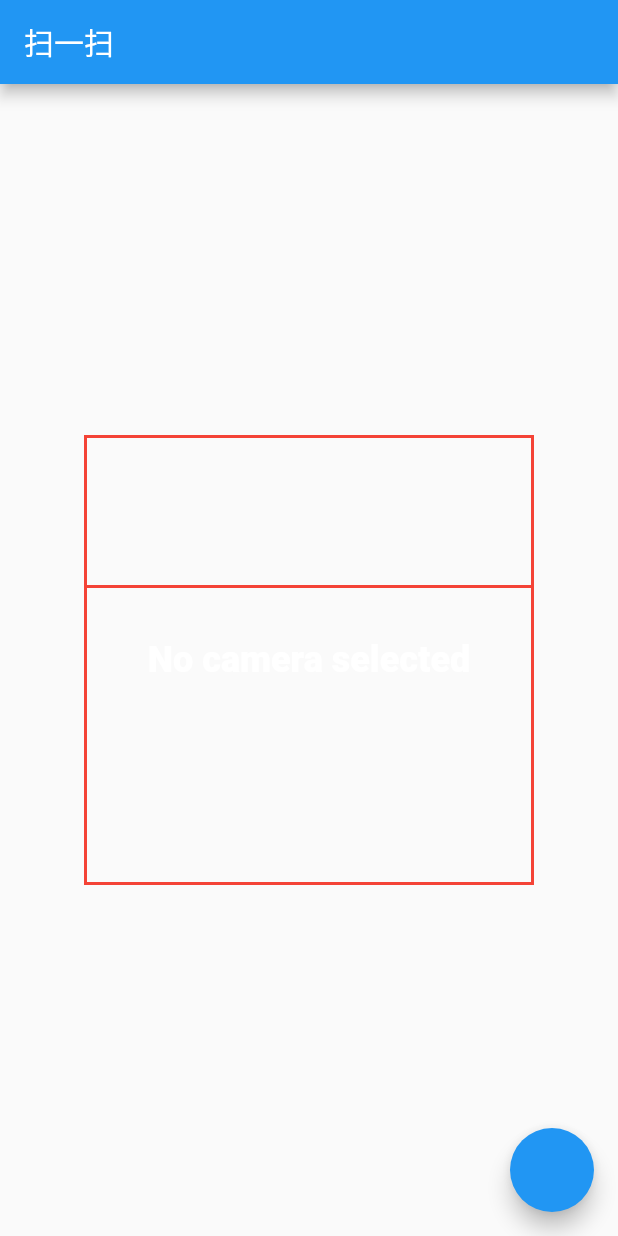
After one commit to manmanking/flutter-wechat, a Flutter app: the screen it shows after launch, item 3 of the bottom bar chosen, after a tap on "扫一扫", on a phone screen of 412 x 824 dp. The commit adds this screen. Run offline on Flutter 3.47's test engine with Material 2 defaults, Android fonts, the phone set to English and light mode, and no system bars; missing offline and left inert: fast_qr_reader_view; statements that could not run were skipped.

Commit message:
添加二维码扫描 未完成

```diff
--- a/wechatflutter/lib/CollectionView/CollectionHomeView.dart
+++ b/wechatflutter/lib/CollectionView/CollectionHomeView.dart
@@ -1,4 +1,5 @@
 import 'package:flutter/material.dart';
+import 'dart:ui';
 import 'package:flutter/foundation.dart';
 import 'package:flutter/cupertino.dart';
 import 'package:wechatflutter/Util/UIData.dart';
--- a/wechatflutter/lib/DiscoverView.dart
+++ b/wechatflutter/lib/DiscoverView.dart
@@ -1,4 +1,5 @@
 import 'package:flutter/material.dart';
+import 'QRCodeHome/QRCodeHomeView.dart';
 class DiscoverView extends StatefulWidget{
   @override
   _DiscoverViewState createState() => new _DiscoverViewState();
@@ -31,6 +32,22 @@ class _DiscoverViewState extends State {
                 child: new ListTile(
                   leading: new Icon(Icons.scanner),
                   title: new Text("扫一扫"),
+                  onTap: (){
+                    Navigator.of(context).push(
+                      MaterialPageRoute(builder: (context){
+                        return QRCodeHomeView();
+                      })
+
+                    );
+                  },
+                  /*
+                  * Navigator.of(context).push(
+                   MaterialPageRoute(builder: (context){
+                     return CollectionHomeView();
+                   })
+                 );
+                  *
+                  * */
 
                 ),
               ),
--- /dev/null
+++ b/wechatflutter/lib/QRCodeHome/QRCodeHomeView.dart
@@ -0,0 +1,230 @@
+import 'package:flutter/material.dart';
+import 'dart:async';
+import 'package:fast_qr_reader_view/fast_qr_reader_view.dart';
+
+List<CameraDescription> cameras;
+
+class QRCodeHomeView extends StatefulWidget {
+
+  @override
+  State<StatefulWidget> createState() {
+    // TODO: implement createState
+    return _QRCodeHomeViewState();
+  }
+
+}
+
+class _QRCodeHomeViewState extends State<QRCodeHomeView> with SingleTickerProviderStateMixin{
+
+  QRReaderController controller;
+
+  final GlobalKey<ScaffoldState> _scaffoldKey = new GlobalKey<ScaffoldState>();
+  AnimationController animationController;
+
+  Animation<double> verticalPosition;
+
+  @override
+  Widget build(BuildContext context) {
+    // TODO: implement build
+
+    return new MaterialApp(
+          home: new Scaffold(
+            key: _scaffoldKey,
+            appBar: new AppBar(
+              title: const Text("扫一扫"),
+
+            ),
+            floatingActionButton: FloatingActionButton(
+                onPressed:(){
+                  showInSnackBar(" this  is debug info ");
+
+                }
+            ),
+            body: new Stack(
+              children: <Widget>[
+                new Container(
+                  child: new Padding(
+                      padding: const EdgeInsets.all(0.0),
+                      child: new Center(
+                        child: _cameraPreviewWidget(),
+                      ),
+                  ),
+
+                ),
+                Center(
+                  child: Stack(
+                    children: <Widget>[
+                      SizedBox(
+                        height: 300.0,
+                        width: 300.0,
+                        child: Container(
+                          decoration: BoxDecoration(
+                            border: Border.all(color: Colors.red,width: 2.0)
+                          ),
+                        ),
+                      ),
+                      Positioned(
+                          top: verticalPosition.value,
+                          child: Container(
+                           width: 300.0,
+                           height: 2.0,
+                           color: Colors.red,
+                          )
+                      )
+
+                    ],
+                  ),
+
+                )
+              ],
+            )
+            ,
+          ),
+    );
+//    return new Scaffold(
+//      appBar: new AppBar(title: new Text("扫一扫"),),
+//      floatingActionButton: new FlatButton(
+//          onPressed:(){
+//            shows
+//          },
+//          child:
+//      ),
+//      body: new ListTile(
+//        title: new Text("扫一扫"),
+//
+//
+//        /*
+//        *  CupertinoSliverNavigationBar(
+//                border: Border(bottom: BorderSide.none),
+//                backgroundColor: CupertinoColors.white,
+//                largeTitle: Row(
+//                  mainAxisAlignment: MainAxisAlignment.spaceBetween,
+//                  children: <Widget>[
+//                    Text(UIData.appName),
+//                    Padding(
+//                      padding: const EdgeInsets.only(right: 16.0),
+//                      child: CircleAvatar(
+//                        radius: 15.0,
+//                        backgroundColor: CupertinoColors.black,
+//                        child: FlutterLogo(
+//                          size: 15.0,
+//                          colors: Colors.yellow,
+//                        ),
+//                      ),
+//                    )
+//                  ],
+//                ),
+//              ),
+//        *
+//        *
+//        *
+//        *
+//        * */
+//
+//
+//
+//      ),
+//    );
+  }
+
+  @override
+  void initState() async {
+    // TODO: implement initState
+    super.initState();
+
+    try {
+      cameras = await availableCameras();
+    } on QRReaderException catch (e){
+      //Error(e.code,e.description);
+      //print('Error: $(e.code)\nError Message: $(e.description)');
+    }
+
+    animationController = new AnimationController(
+        vsync: this ,
+        duration: new Duration(seconds: 3),
+    );
+    animationController.addListener((){
+      this.setState((){});
+    });
+    animationController.forward();
+    verticalPosition = Tween(begin: 0.0 ,end: 300.0).animate(CurvedAnimation(parent: animationController, curve: Curves.linear))
+//    verticalPosition = Tween<double>(begin: 0.0, end: 300.0).animate(
+//        CurvedAnimation(parent: animationController, curve: Curves.linear))
+      ..addStatusListener((state) {
+        if (state == AnimationStatus.completed) {
+          animationController.reverse();
+        } else if (state == AnimationStatus.dismissed) {
+          animationController.forward();
+        }
+      });
+    onNewCameraSelected(cameras[0]);
+
+  }
+
+  /// Display the preview from the camera (or a message if the preview is not available).
+  Widget _cameraPreviewWidget() {
+    if (controller == null || !controller.value.isInitialized) {
+      return const Text(
+        'No camera selected',
+        style: const TextStyle(
+          color: Colors.white,
+          fontSize: 24.0,
+          fontWeight: FontWeight.w900,
+        ),
+      );
+    } else {
+      return new AspectRatio(
+        aspectRatio: controller.value.aspectRatio,
+        child: new QRReaderPreview(controller),
+      );
+    }
+  }
+
+  void onCodeRead(dynamic value) {
+    showInSnackBar(value.toString());
+    // ... do something
+    // wait 5 seconds then start scanning again.
+    new Future.delayed(const Duration(seconds: 5), controller.startScanning);
+  }
+
+
+
+
+  void onNewCameraSelected(CameraDescription cameraDescription)async {
+    if (controller != null) {
+      await controller.dispose();
+    }
+    controller = new QRReaderController(cameraDescription, ResolutionPreset.low,
+        [CodeFormat.qr, CodeFormat.pdf417], onCodeRead);
+
+    // If the controller is updated then update the UI.
+    controller.addListener(() {
+      if (mounted) setState(() {});
+      if (controller.value.hasError) {
+        showInSnackBar('Camera error ${controller.value.errorDescription}');
+      }
+    });
+
+    try {
+      await controller.initialize();
+    } on QRReaderException catch (e) {
+      //print('Error: $(e.code)\nError Message: $(e.description)');
+      //logError(e.code, e.description);
+      showInSnackBar('Error: ${e.code}\n${e.description}');
+    }
+
+    if (mounted) {
+      setState(() {});
+      controller.startScanning();
+    }
+
+
+
+  }
+
+  void showInSnackBar(String message) {
+    _scaffoldKey.currentState
+        .showSnackBar(new SnackBar(content: new Text(message)));
+  }
+
+}
--- a/wechatflutter/lib/main.dart
+++ b/wechatflutter/lib/main.dart
@@ -1,9 +1,33 @@
 import 'package:flutter/material.dart';
+import 'package:fast_qr_reader_view/fast_qr_reader_view.dart';
+import 'dart:async';
 import 'HomeView.dart';
 import 'DiscoverView.dart';
 import 'ContactView.dart';
 import 'MineView.dart';
-void main() => runApp(MyApp());
+
+
+//List<CameraDescription> cameras;
+
+
+void main() async {
+
+//  try {
+//    cameras = await availableCameras();
+//  } on QRReaderException catch (e){
+//    //Error(e.code,e.description);
+//    print('Error: $(e.code)\nError Message: $(e.description)');
+//  }
+
+  //return MyApp();
+    runApp(MyApp());
+
+  //try {
+  //    cameras = await availableCameras();
+  //  } on QRReaderException catch (e) {
+  //    logError(e.code, e.description);
+  //  }
+}
 
 class MyApp extends StatelessWidget {
   // This widget is the root of your application.
--- a/wechatflutter/pubspec.yaml
+++ b/wechatflutter/pubspec.yaml
@@ -21,7 +21,9 @@ dependencies:
   # Use with the CupertinoIcons class for iOS style icons.
   cupertino_icons: ^0.1.2
   http: ^0.12.0
-  #  dio: ^0.0.10
+  fast_qr_reader_view: ^0.1.5
+
+  # dio: ^0.0.10
   # dio: x.x.x
 
 dev_dependencies:
```
Also changed, not shown: 7 other files.
